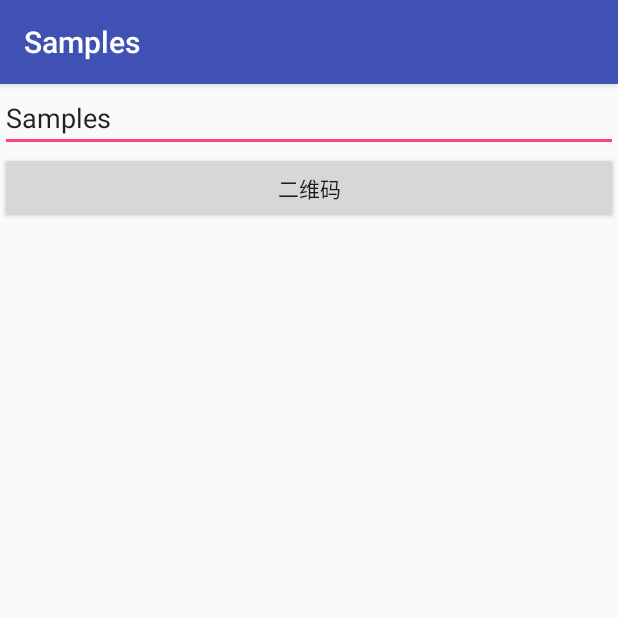
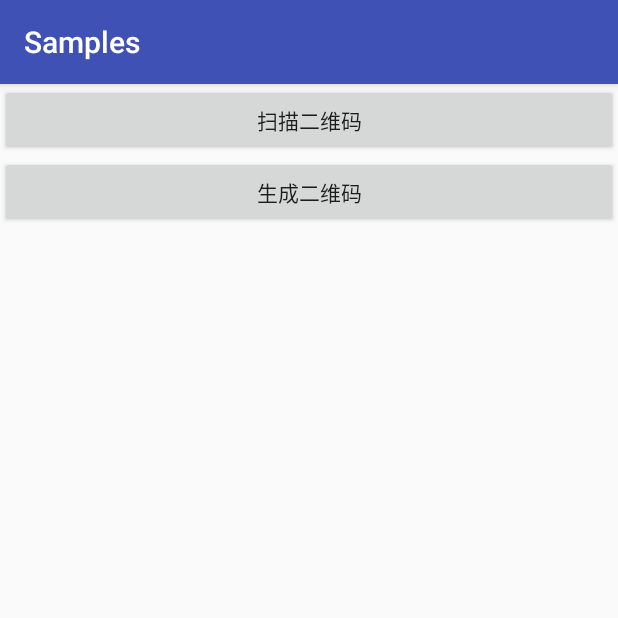
Before and after one commit to LeonardoLaus/android-zxing, an Android app: the screen it shows after launch (MainActivity), on a phone screen of 412 x 824 dp, the top half of it. Run offline under Robolectric (Android 15) with nearby library versions, the phone set to English and light mode, and no system bars; 2 statements that could not run were skipped.

Commit message:
add qrcode.

```diff
--- a/samples/src/main/AndroidManifest.xml
+++ b/samples/src/main/AndroidManifest.xml
@@ -16,6 +16,7 @@
                 <category android:name="android.intent.category.LAUNCHER" />
             </intent-filter>
         </activity>
+        <activity android:name=".QRCodeActivity"></activity>
     </application>
 
 </manifest>
--- a/samples/src/main/java/ext/android/samples/MainActivity.java
+++ b/samples/src/main/java/ext/android/samples/MainActivity.java
@@ -1,44 +1,15 @@
 package ext.android.samples;
 
-import android.graphics.Bitmap;
-import android.graphics.BitmapFactory;
 import android.os.Bundle;
 import android.support.v7.app.AppCompatActivity;
-import android.text.TextUtils;
-import android.util.DisplayMetrics;
-import android.util.Log;
-import android.view.View;
-import android.widget.Button;
-import android.widget.EditText;
-import android.widget.ImageView;
-
-import ext.android.zxing.QRCodeCreator;
 
 public class MainActivity extends AppCompatActivity {
-
-    private EditText editText;
-    private Button button;
-    private ImageView imageView;
 
     @Override
     protected void onCreate(Bundle savedInstanceState) {
         super.onCreate(savedInstanceState);
         setContentView(R.layout.activity_main);
-        editText = findViewById(R.id.et);
-        button = findViewById(R.id.btn);
-        imageView = findViewById(R.id.iv);
-        button.setOnClickListener(new View.OnClickListener() {
-            @Override
-            public void onClick(View v) {
-                if (TextUtils.isEmpty(editText.getEditableText()))
-                    return;
-                String contents = editText.getEditableText().toString();
-                final DisplayMetrics displayMetrics = getResources().getDisplayMetrics();
-                final int size = (int) (Math.min(displayMetrics.widthPixels, displayMetrics.heightPixels) * 0.8);
-                Bitmap bitmap = QRCodeCreator.createQRCode(contents, size, BitmapFactory.decodeResource(getResources(), R.mipmap.ic_launcher));
-                Log.i("Test", "bitmap=" + bitmap);
-                imageView.setImageBitmap(bitmap);
-            }
-        });
+        findViewById(R.id.btn_qrcode_scan).setOnClickListener(this);
+        findViewById(R.id.btn_qrcode_create).setOnClickListener(this);
     }
 }
--- a/samples/src/main/res/layout/activity_main.xml
+++ b/samples/src/main/res/layout/activity_main.xml
@@ -6,21 +6,16 @@
     android:orientation="vertical"
     tools:context=".MainActivity">
 
-    <EditText
-        android:id="@+id/et"
+    <Button
+        android:id="@+id/btn_qrcode_scan"
         android:layout_width="match_parent"
         android:layout_height="wrap_content"
-        android:text="@string/app_name" />
+        android:text="扫描二维码" />
 
     <Button
-        android:id="@+id/btn"
+        android:id="@+id/btn_qrcode_create"
         android:layout_width="match_parent"
         android:layout_height="wrap_content"
-        android:text="二维码" />
-
-    <ImageView
-        android:id="@+id/iv"
-        android:layout_width="wrap_content"
-        android:layout_height="wrap_content" />
+        android:text="生成二维码" />
 
 </LinearLayout>
--- a/zxing-android/src/main/java/ext/android/zxing/CameraManager.java
+++ b/zxing-android/src/main/java/ext/android/zxing/CameraManager.java
@@ -11,7 +11,7 @@ import java.util.List;
 
 import ext.android.zxing.utils.CameraUtils;
 
-public class CameraManager {
+final class CameraManager {
 
     private static final String TAG = "CameraManager";
 
@@ -25,7 +25,7 @@ public class CameraManager {
     private SurfaceTexture surfaceTexture;
     private boolean isPreviewing;
 
-    public CameraManager(Context context) {
+    CameraManager(Context context) {
         this.mContext = context.getApplicationContext();
         this.mCameraInfo = new Camera.CameraInfo();
         this.mCameraId = Camera.CameraInfo.CAMERA_FACING_BACK;
```
Also changed, not shown: zxing-android/src/main/java/ext/android/zxing/Decoder.java (+9 -6 lines).
